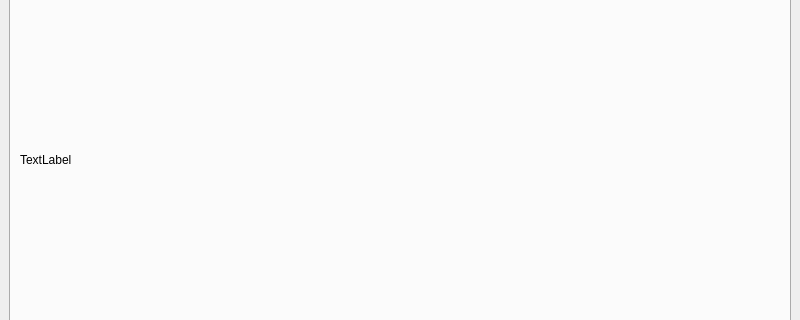
Above: interface.ui from Bastien38/wii before the change; both pictures show x 0 to 800 and y 141 to 461 of the 800 by 600 pixel window. Below: the same form after it.
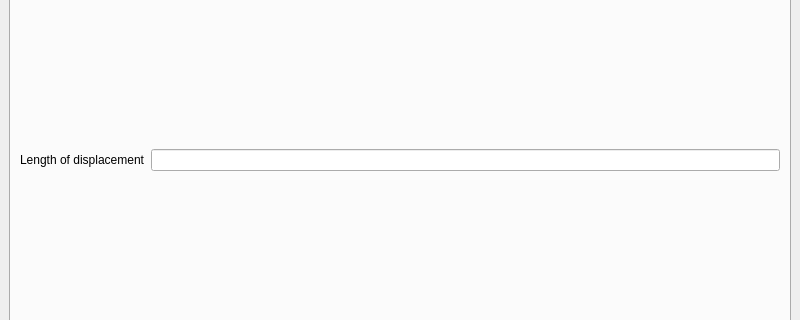
That is the form after the change. The open tabs and pages were chosen to show the change.

Patch:
```diff
--- a/interface.ui
+++ b/interface.ui
@@ -53,11 +53,22 @@
          </attribute>
          <layout class="QVBoxLayout" name="verticalLayout_3">
           <item>
+           <layout class="QHBoxLayout" name="horizontalLayout_2">
+            <item>
            <widget class="QLabel" name="label">
             <property name="text">
-             <string>TextLabel</string>
-            </property>
-           </widget>
+               <string>Length of displacement</string>
+              </property>
+             </widget>
+            </item>
+            <item>
+             <widget class="QLineEdit" name="lineEdit">
+              <property name="readOnly">
+               <bool>true</bool>
+              </property>
+             </widget>
+            </item>
+           </layout>
           </item>
          </layout>
         </widget>
```
Lines whose indentation alone changed are shown as unchanged.
